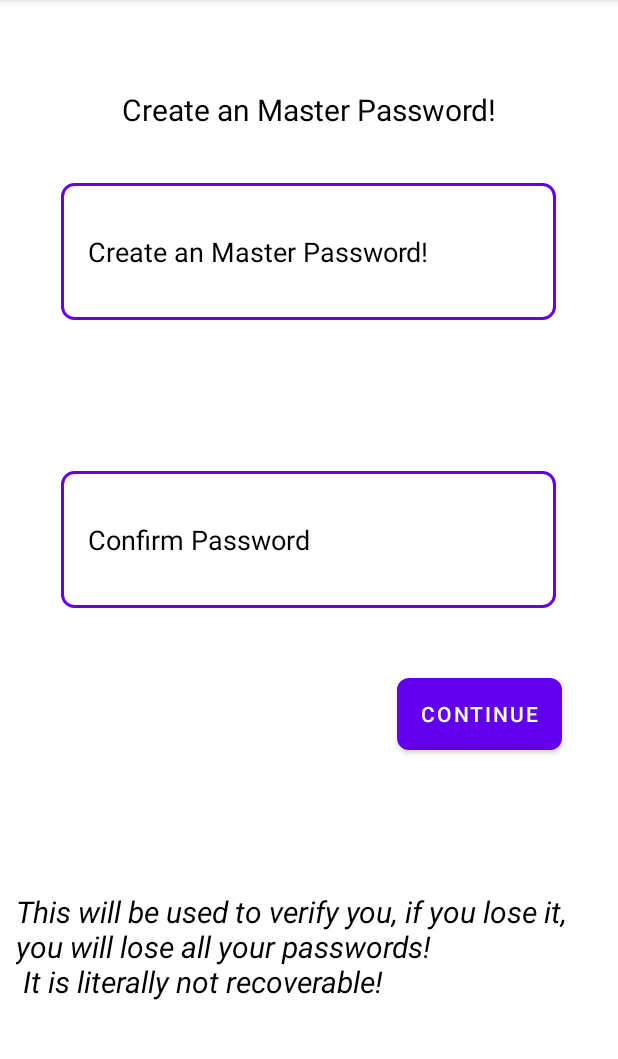
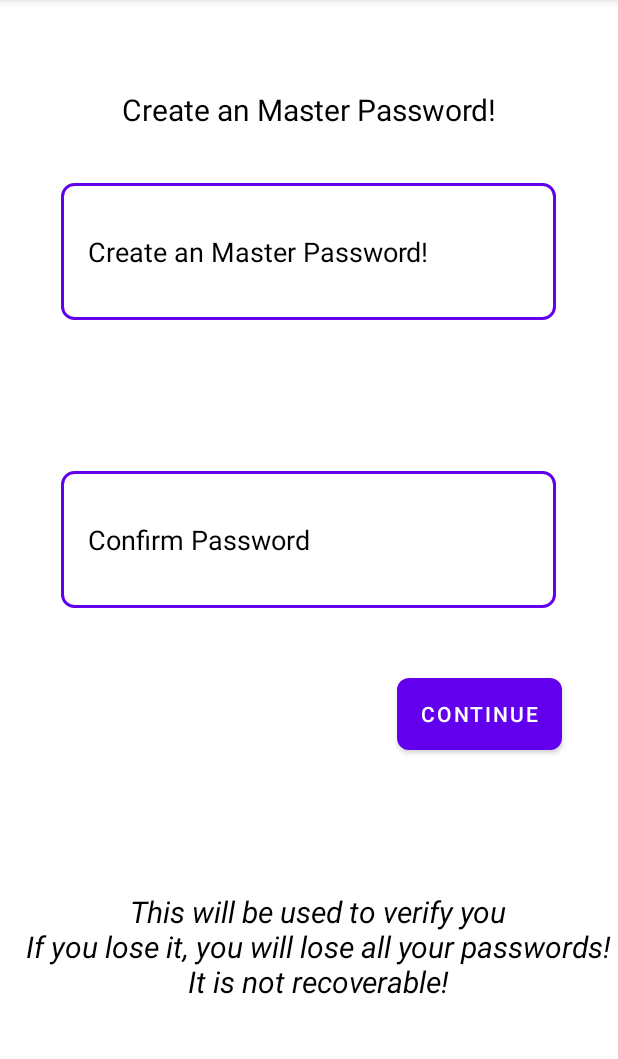
Before and after one commit to rdjirackor/Password_Manager_Android, an Android app: the MasterScreenCreation screen opened directly, with no data from a screen before it, on a phone screen of 412 x 824 dp, the part 84-1143 px from its top. Run offline under Robolectric (Android 15) with nearby library versions, the light colour scheme and no system bars.

Commit message:
Edited strings, masterpassword creation page and made everything more attractive

```diff
--- a/app/src/main/java/com/example/groupseven/EditMasterPassword.java
+++ b/app/src/main/java/com/example/groupseven/EditMasterPassword.java
@@ -2,6 +2,7 @@ package com.example.groupseven;
 import android.content.Context;
 import android.content.Intent;
 import android.content.SharedPreferences;
+import android.graphics.Color;
 import android.os.Bundle;
 import android.view.View;
 import android.widget.Button;
@@ -18,6 +19,8 @@ public class EditMasterPassword extends AppCompatActivity {
         EditText changer=findViewById(R.id.reseter);
         Button save=findViewById(R.id.theSave);
         ImageButton back2 = findViewById(R.id.backer2);
+        back2.setBackgroundColor(Color.TRANSPARENT);
+
 
 
 
--- a/app/src/main/java/com/example/groupseven/EnterDetails.java
+++ b/app/src/main/java/com/example/groupseven/EnterDetails.java
@@ -29,6 +29,9 @@ public class EnterDetails extends AppCompatActivity {
         Acc=findViewById(R.id.account);
         Title=findViewById(R.id.Title);
         ImageButton back1 = findViewById(R.id.backer1);
+
+        back1.setBackgroundColor(Color.TRANSPARENT);
+
 
         Pass.setTextColor(Color.BLACK);
         Title.setTextColor(Color.BLACK);
--- a/app/src/main/res/layout/activity_main.xml
+++ b/app/src/main/res/layout/activity_main.xml
@@ -42,7 +42,7 @@
         android:layout_marginTop="112dp"
         android:padding="5dp"
         android:textAlignment="center"
-        android:text="'Passwords are like hidden treasures:\nhide em' from prying eyes,\nand share only em' with homies'.\n - Chris Valentine"
+        android:text="'Passwords are like hidden treasures:\nhide em' from prying eyes,\nand only share em' with homies'.\n - Chris Valentine"
         app:layout_constraintBottom_toBottomOf="parent"
         app:layout_constraintEnd_toEndOf="parent"
         app:layout_constraintHorizontal_bias="0.0"
--- a/app/src/main/res/layout/edit_maspass.xml
+++ b/app/src/main/res/layout/edit_maspass.xml
@@ -15,7 +15,7 @@
         android:src="@drawable/ic_back_button"
         app:layout_constraintBottom_toTopOf="@+id/textView2"
         app:layout_constraintEnd_toEndOf="parent"
-        app:layout_constraintHorizontal_bias="0.117"
+        app:layout_constraintHorizontal_bias="0.0"
         app:layout_constraintStart_toStartOf="parent"
         app:layout_constraintTop_toTopOf="parent"
         app:layout_constraintVertical_bias="0.533" />
--- a/app/src/main/res/layout/enter_details.xml
+++ b/app/src/main/res/layout/enter_details.xml
@@ -11,12 +11,12 @@
 
     <ImageButton
         android:id="@+id/backer1"
-        android:layout_width="70dp"
-        android:layout_height="50dp"
+        android:layout_width="76dp"
+        android:layout_height="43dp"
         android:src="@drawable/ic_back_button"
         app:layout_constraintBottom_toTopOf="@+id/Title"
         app:layout_constraintEnd_toEndOf="parent"
-        app:layout_constraintHorizontal_bias="0.137"
+        app:layout_constraintHorizontal_bias="0.0"
         app:layout_constraintStart_toStartOf="parent"
         app:layout_constraintTop_toTopOf="parent"
         app:layout_constraintVertical_bias="0.275" />
--- a/app/src/main/res/layout/master_pass.xml
+++ b/app/src/main/res/layout/master_pass.xml
@@ -55,6 +55,7 @@
         android:textSize="20dp"
         android:textStyle="italic"
         android:padding="5dp"
+        android:textAlignment="center"
         android:layout_margin="5dp"
         android:layout_height="130dp" android:id="@+id/textView3"
         app:layout_constraintTop_toBottomOf="@+id/editTextTextPassword2"
--- a/app/src/main/res/layout/settings.xml
+++ b/app/src/main/res/layout/settings.xml
@@ -16,7 +16,7 @@
         android:src="@drawable/ic_back_button"
         app:layout_constraintBottom_toTopOf="@+id/delAll"
         app:layout_constraintEnd_toStartOf="@+id/SettingsHeader"
-        app:layout_constraintHorizontal_bias="0.096"
+        app:layout_constraintHorizontal_bias="0.0"
         app:layout_constraintStart_toStartOf="parent"
         app:layout_constraintTop_toTopOf="parent"
         app:layout_constraintVertical_bias="0.116" />
--- a/app/src/main/res/values/strings.xml
+++ b/app/src/main/res/values/strings.xml
@@ -3,8 +3,7 @@
     <string name="whoMadeMe">\"This project was completed by Team 7\"</string>
     <string name="CreateMasterPass">Create an Master Password!</string>
     <string name="ConfirmPassword">Confirm Password</string>
-    <string name="Warning">This will be used to verify you, if you lose it, you will lose all your passwords!\n It is
-        literally not recoverable!
+    <string name="Warning">This will be used to verify you\nIf you lose it, you will lose all your passwords!\nIt is not recoverable!
     </string>
     <string name="Welcome">"Welcome, dude"</string>
     <string name="EnterMaster">Enter Master Password</string>
```
